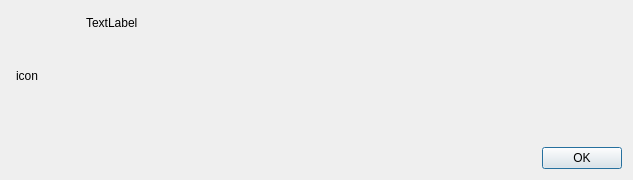
trumpton/Lib, file warningform.ui: the form before one commit.
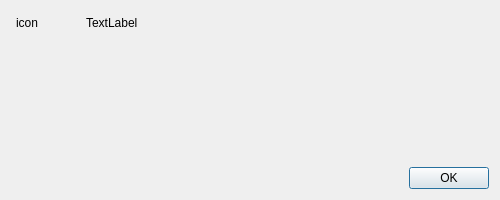
The form after the commit.

What changed in the file:
```diff
--- a/warningform.ui
+++ b/warningform.ui
@@ -6,14 +6,20 @@
    <rect>
     <x>0</x>
     <y>0</y>
-    <width>633</width>
-    <height>171</height>
+    <width>500</width>
+    <height>200</height>
    </rect>
   </property>
+  <property name="minimumSize">
+   <size>
+    <width>500</width>
+    <height>200</height>
+   </size>
+  </property>
   <property name="maximumSize">
    <size>
-    <width>16777215</width>
-    <height>171</height>
+    <width>500</width>
+    <height>200</height>
    </size>
   </property>
   <property name="windowTitle">
@@ -35,6 +41,8 @@
       <number>5</number>
      </property>
      <item>
+      <layout class="QVBoxLayout" name="verticalLayout_2">
+       <item>
       <widget class="QLabel" name="icon">
        <property name="minimumSize">
         <size>
@@ -54,7 +62,28 @@
       </widget>
      </item>
      <item>
+        <spacer name="verticalSpacer">
+         <property name="orientation">
+          <enum>Qt::Vertical</enum>
+         </property>
+         <property name="sizeHint" stdset="0">
+          <size>
+           <width>20</width>
+           <height>40</height>
+          </size>
+         </property>
+        </spacer>
+       </item>
+      </layout>
+     </item>
+     <item>
       <widget class="QLabel" name="labelWarningText">
+       <property name="sizePolicy">
+        <sizepolicy hsizetype="MinimumExpanding" vsizetype="Preferred">
+         <horstretch>0</horstretch>
+         <verstretch>0</verstretch>
+        </sizepolicy>
+       </property>
        <property name="minimumSize">
         <size>
          <width>0</width>
```
Lines whose indentation alone changed are shown as unchanged.
